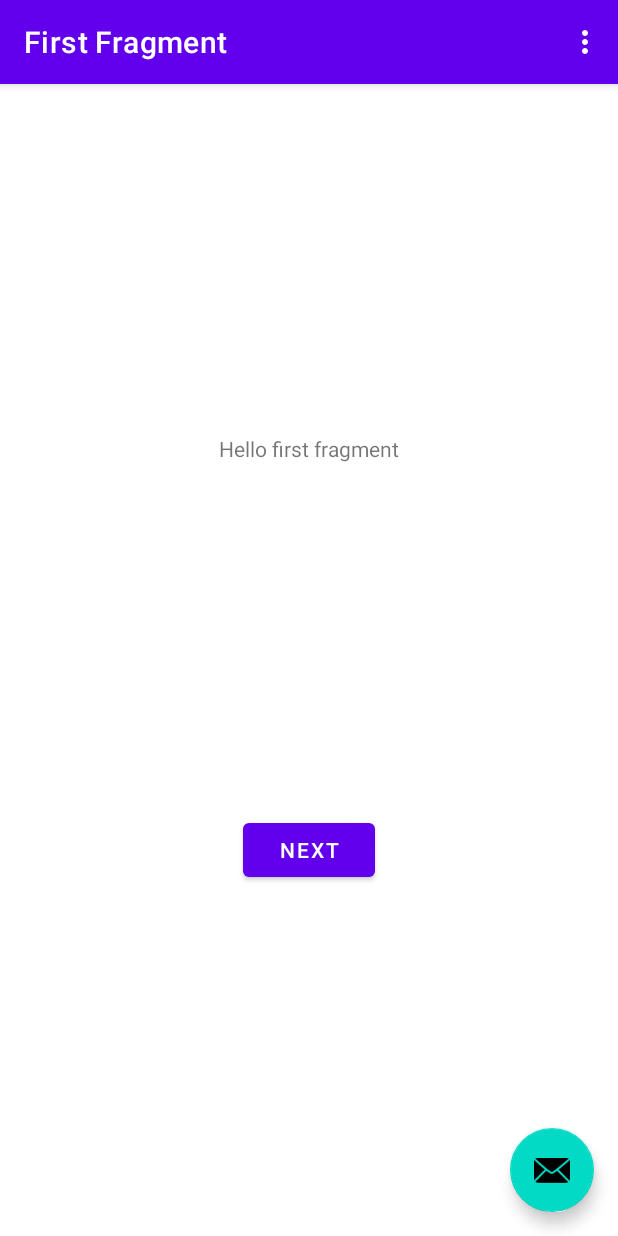
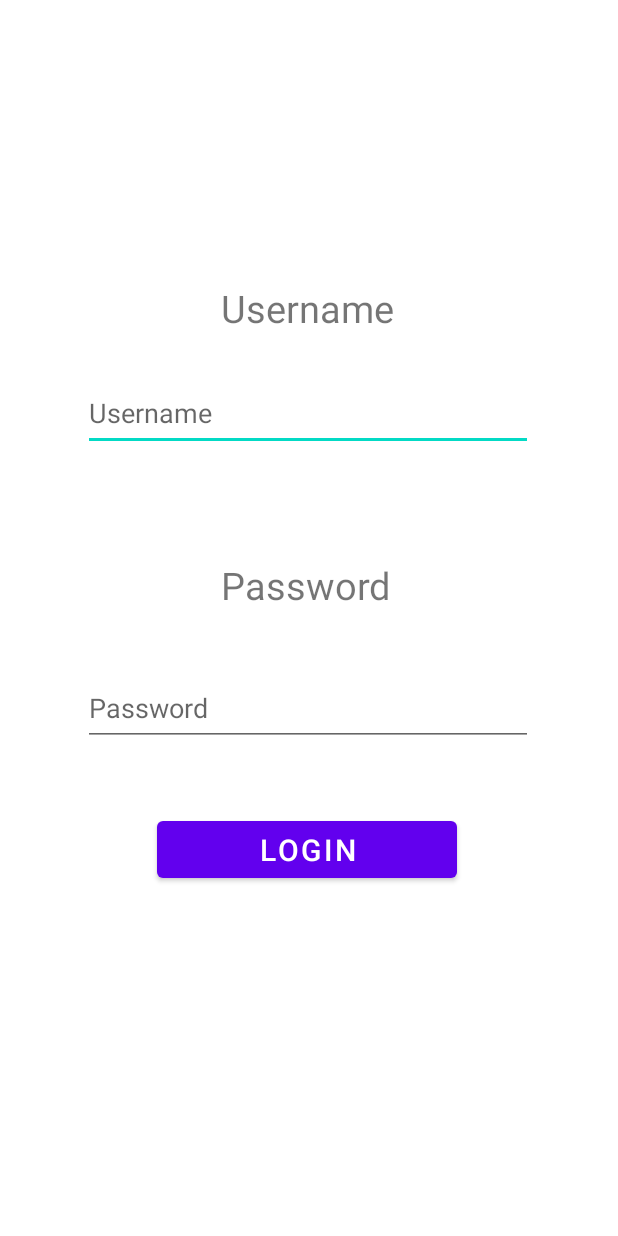
Before and after one commit to j0a0Mendes/MusicManager, an Android app: the screen it shows after launch (MainActivity before the commit, LoginActivity after it), on a phone screen of 412 x 824 dp. Run offline under Robolectric (Android 15) with nearby library versions, the phone set to English and light mode, and no system bars; our stand-ins replace navigation-ui.

Commit message:
add: login activity

```diff
--- /dev/null
+++ b/app/src/main/java/com/example/musicmanager/LoginActivity.java
@@ -0,0 +1,43 @@
+package com.example.musicmanager;
+
+import android.content.Intent;
+import android.os.Bundle;
+
+import com.google.android.material.snackbar.Snackbar;
+
+import androidx.appcompat.app.AppCompatActivity;
+
+import android.view.View;
+import android.widget.Button;
+
+import androidx.navigation.NavController;
+import androidx.navigation.Navigation;
+import androidx.navigation.ui.AppBarConfiguration;
+import androidx.navigation.ui.NavigationUI;
+
+import com.example.musicmanager.databinding.ActivityLoginBinding;
+
+public class LoginActivity extends AppCompatActivity {
+
+    private AppBarConfiguration appBarConfiguration;
+    private ActivityLoginBinding binding;
+
+    @Override
+    protected void onCreate(Bundle savedInstanceState) {
+        super.onCreate(savedInstanceState);
+
+        binding = ActivityLoginBinding.inflate(getLayoutInflater());
+        setContentView(binding.getRoot());
+
+        final Button button = findViewById(R.id.loginButton);
+        button.setOnClickListener(new View.OnClickListener() {
+            public void onClick(View v) {
+                Intent intent = new Intent(LoginActivity.this, MainActivity.class);
+                startActivity(intent);
+            }
+        });
+
+
+    }
+
+}
--- /dev/null
+++ b/app/src/main/res/layout/activity_login.xml
@@ -0,0 +1,69 @@
+<?xml version="1.0" encoding="utf-8"?>
+<androidx.constraintlayout.widget.ConstraintLayout xmlns:android="http://schemas.android.com/apk/res/android"
+    xmlns:app="http://schemas.android.com/apk/res-auto"
+    xmlns:tools="http://schemas.android.com/tools"
+    android:layout_width="match_parent"
+    android:layout_height="match_parent"
+    tools:context=".LoginActivity">
+
+
+    <com.google.android.material.textfield.TextInputEditText
+        android:id="@+id/inputUsername"
+        android:layout_width="300dp"
+        android:layout_height="50dp"
+        android:layout_marginTop="28dp"
+        android:hint="Username"
+        app:layout_constraintEnd_toEndOf="parent"
+        app:layout_constraintHorizontal_bias="0.495"
+        app:layout_constraintStart_toStartOf="parent"
+        app:layout_constraintTop_toBottomOf="@+id/textView" />
+
+    <com.google.android.material.textfield.TextInputEditText
+        android:id="@+id/textInputEditText2"
+        android:layout_width="300dp"
+        android:layout_height="50dp"
+        android:layout_marginTop="40dp"
+        android:hint="Password"
+        app:layout_constraintEnd_toEndOf="parent"
+        app:layout_constraintHorizontal_bias="0.495"
+        app:layout_constraintStart_toStartOf="parent"
+        app:layout_constraintTop_toBottomOf="@+id/textView2" />
+
+    <TextView
+        android:id="@+id/textView2"
+        android:layout_width="wrap_content"
+        android:layout_height="wrap_content"
+        android:layout_marginTop="72dp"
+        android:text="Password"
+        android:textSize="25dp"
+        app:layout_constraintEnd_toEndOf="parent"
+        app:layout_constraintHorizontal_bias="0.493"
+        app:layout_constraintStart_toStartOf="parent"
+        app:layout_constraintTop_toBottomOf="@+id/inputUsername" />
+
+    <Button
+        android:id="@+id/loginButton"
+        android:layout_width="200dp"
+        android:layout_height="50dp"
+        android:layout_marginTop="44dp"
+        android:text="Login"
+        android:textSize="20dp"
+        app:layout_constraintEnd_toEndOf="parent"
+        app:layout_constraintHorizontal_bias="0.495"
+        app:layout_constraintStart_toStartOf="parent"
+        app:layout_constraintTop_toBottomOf="@+id/textInputEditText2" />
+
+    <TextView
+        android:id="@+id/textView"
+        android:layout_width="wrap_content"
+        android:layout_height="wrap_content"
+        android:layout_alignParentTop="true"
+        android:layout_marginTop="188dp"
+        android:text="Username"
+        android:textSize="25dp"
+        app:layout_constraintEnd_toEndOf="parent"
+        app:layout_constraintHorizontal_bias="0.496"
+        app:layout_constraintStart_toStartOf="parent"
+        app:layout_constraintTop_toTopOf="parent" />
+
+</androidx.constraintlayout.widget.ConstraintLayout>
--- a/app/src/main/res/values/strings.xml
+++ b/app/src/main/res/values/strings.xml
@@ -9,4 +9,5 @@
 
     <string name="hello_first_fragment">Hello first fragment</string>
     <string name="hello_second_fragment">Hello second fragment. Arg: %1$s</string>
+    <string name="title_activity_login">LoginActivity</string>
 </resources>
```
Also changed, not shown: app/src/main/AndroidManifest.xml (+10 -2 lines), app/src/main/java/com/example/musicmanager/First2Fragment.java (added, +47 -0 lines), app/src/main/java/com/example/musicmanager/Second2Fragment.java (added, +47 -0 lines), app/src/main/res/layout/content_login.xml (added, +19 -0 lines), app/src/main/res/layout/fragment_first2.xml (added, +28 -0 lines), app/src/main/res/layout/fragment_second2.xml (added, +27 -0 lines), app/src/main/res/navigation/nav_graph2.xml (added, +28 -0 lines).
